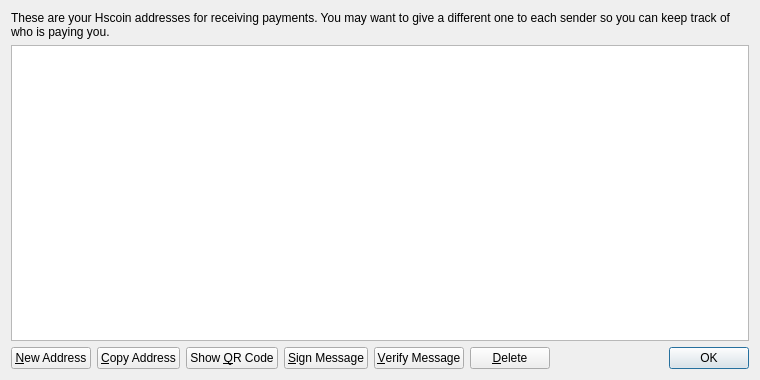
Old version of the form src/qt/forms/addressbookpage.ui in the repository hscoin/hashcoin.
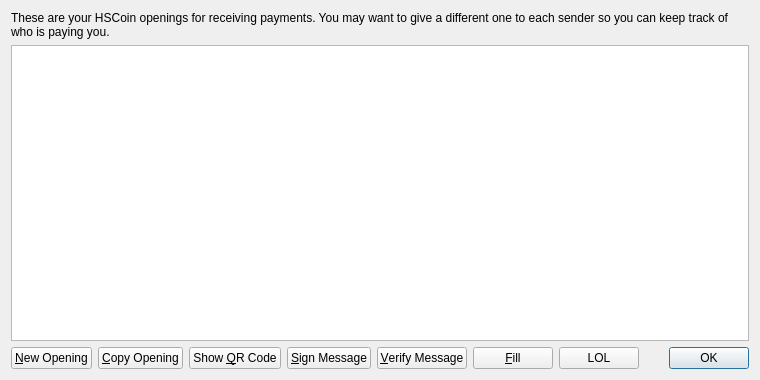
New version of the form. Icons and pictures are not drawn.

```diff
--- a/src/qt/forms/addressbookpage.ui
+++ b/src/qt/forms/addressbookpage.ui
@@ -17,7 +17,7 @@
    <item>
     <widget class="QLabel" name="labelExplanation">
      <property name="text">
-      <string>These are your Hscoin addresses for receiving payments. You may want to give a different one to each sender so you can keep track of who is paying you.</string>
+      <string>These are your HSCoin openings for receiving payments. You may want to give a different one to each sender so you can keep track of who is paying you.</string>
      </property>
      <property name="textFormat">
       <enum>Qt::PlainText</enum>
@@ -63,7 +63,7 @@
         <string>Create a new address</string>
        </property>
        <property name="text">
-        <string>&amp;New Address</string>
+        <string>&amp;New Opening</string>
        </property>
        <property name="icon">
         <iconset resource="../bitcoin.qrc">
@@ -77,7 +77,7 @@
         <string>Copy the currently selected address to the system clipboard</string>
        </property>
        <property name="text">
-        <string>&amp;Copy Address</string>
+        <string>&amp;Copy Opening</string>
        </property>
        <property name="icon">
         <iconset resource="../bitcoin.qrc">
@@ -130,7 +130,7 @@
         <string>Delete the currently selected address from the list. Only sending addresses can be deleted.</string>
        </property>
        <property name="text">
-        <string>&amp;Delete</string>
+        <string>&amp;Fill</string>
        </property>
        <property name="icon">
         <iconset resource="../bitcoin.qrc">
@@ -138,6 +138,13 @@
        </property>
       </widget>
      </item>
+     <item>
+      <widget class="QPushButton" name="pushButton">
+       <property name="text">
+        <string>LOL</string>
+       </property>
+      </widget>
+     </item>
      <item>
       <spacer name="horizontalSpacer">
        <property name="orientation">
```
Left out of the diff: 6 changed lines with no effect on the pictures.
